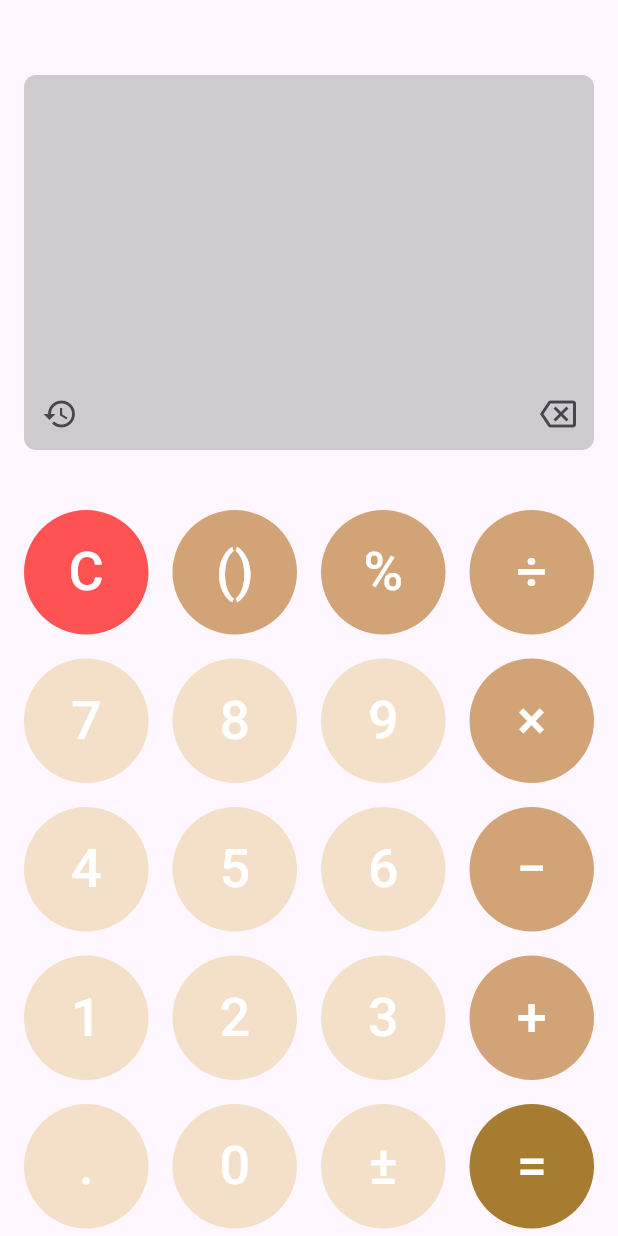
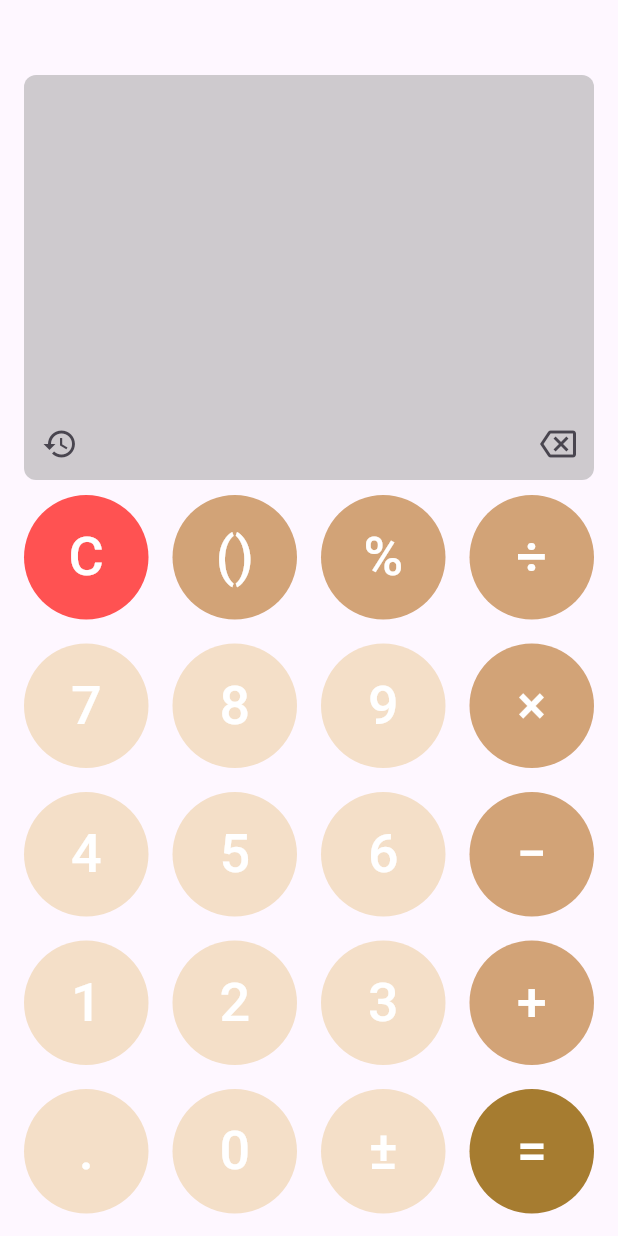
Before and after one commit to Salah248/Calculator, a Flutter app: the screen it shows after launch, on a phone screen of 412 x 824 dp. Run offline on Flutter 3.47's test engine with Material 3 defaults, Android fonts, the phone set to English and light mode, and no system bars; our stand-ins replace math_expressions.

Commit message:
finish app

```diff
--- a/lib/screen/calculator_screen.dart
+++ b/lib/screen/calculator_screen.dart
@@ -94,7 +94,6 @@ class _CalculatorScreenState extends State<CalculatorScreen> {
             crossAxisCount: 4,
             mainAxisSpacing: 16,
             crossAxisSpacing: 16,
-            padding: const EdgeInsets.only(top: 30),
             children: [
               CustomButton(
                 text: 'C',
--- a/lib/widgets/custom_container.dart
+++ b/lib/widgets/custom_container.dart
@@ -24,7 +24,7 @@ class _CustomContainerState extends State<CustomContainer> {
     return Stack(
       children: [
         Container(
-          height: 250,
+          height: 270,
           width: double.infinity,
           alignment: Alignment.topRight,
           decoration: BoxDecoration(
```
Also changed, not shown: 1 other file.
